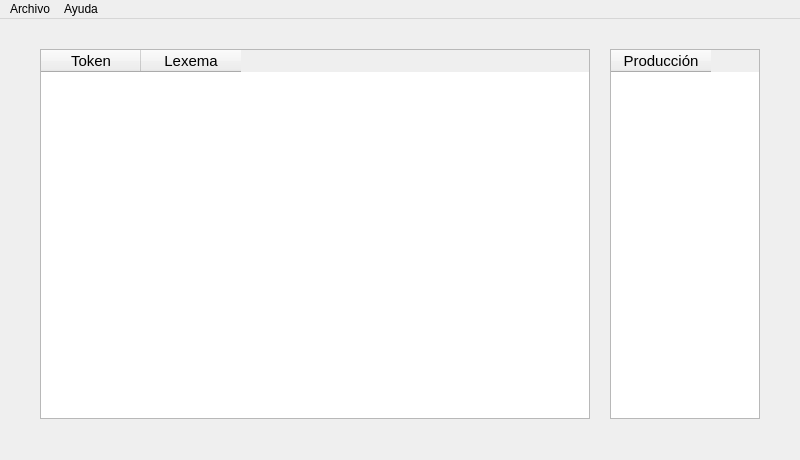
This is mainwindow.ui in josearg150/AnalizadorSintactico as Qt 5 draws it before an edit. The edited form follows.
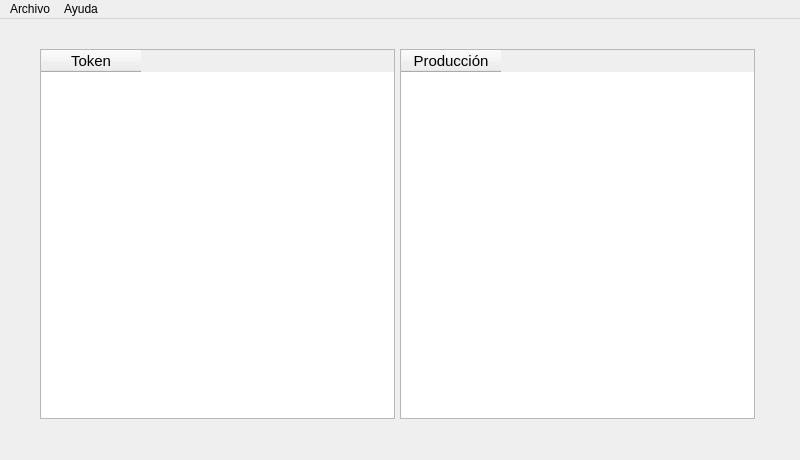
This is the edited form.

Patch:
```diff
--- a/mainwindow.ui
+++ b/mainwindow.ui
@@ -19,7 +19,7 @@
      <rect>
       <x>40</x>
       <y>30</y>
-      <width>550</width>
+      <width>355</width>
       <height>370</height>
      </rect>
     </property>
@@ -40,24 +40,13 @@
       </font>
      </property>
     </column>
-    <column>
-     <property name="text">
-      <string>Lexema</string>
-     </property>
-     <property name="font">
-      <font>
-       <family>Segoe UI</family>
-       <pointsize>11</pointsize>
-      </font>
-     </property>
-    </column>
    </widget>
    <widget class="QTableWidget" name="producciones">
     <property name="geometry">
      <rect>
-      <x>610</x>
+      <x>400</x>
       <y>30</y>
-      <width>150</width>
+      <width>355</width>
       <height>370</height>
      </rect>
     </property>
```
